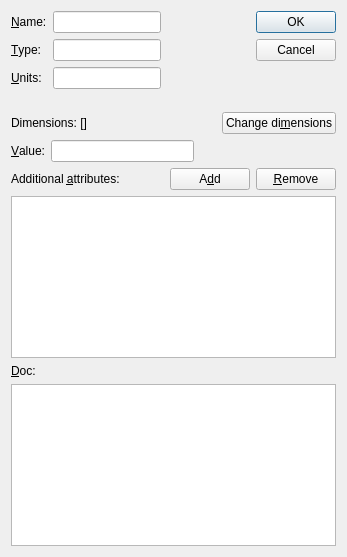
Before: the Qt Designer form ndtsconfigtool/fieldwg.ui in jkotan/nexdatas.configtool, drawn with Qt 5.
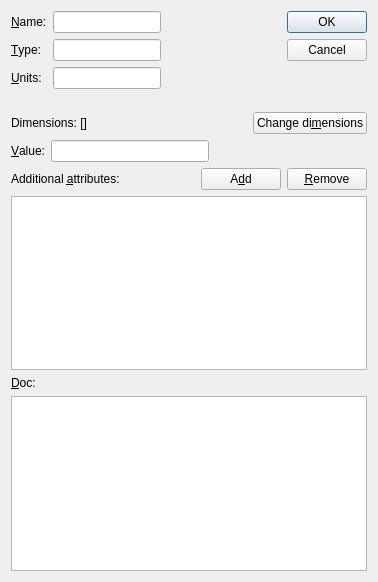
After: the same form once the commit is applied.

```diff
--- a/ndtsconfigtool/fieldwg.ui
+++ b/ndtsconfigtool/fieldwg.ui
@@ -6,8 +6,8 @@
    <rect>
     <x>0</x>
     <y>0</y>
-    <width>347</width>
-    <height>557</height>
+    <width>378</width>
+    <height>582</height>
    </rect>
   </property>
   <property name="windowTitle">
```
